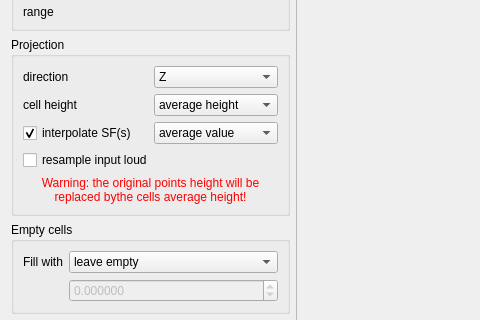
Old version of the form qCC/ui_templates/rasterizeDlg.ui in the repository CloudCompare/CloudCompare; both pictures show x 0 to 480 and y 221 to 541 of the 1000 by 812 pixel window.
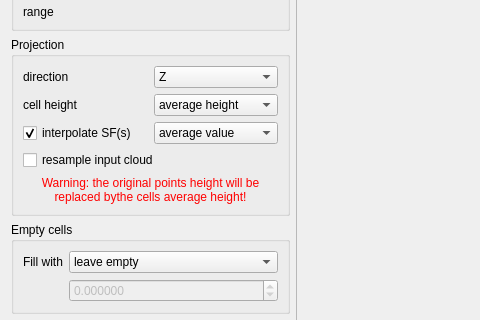
New version of the form.

```diff
--- a/qCC/ui_templates/rasterizeDlg.ui
+++ b/qCC/ui_templates/rasterizeDlg.ui
@@ -318,7 +318,7 @@
             <string>Use the nearest point of the input cloud in each cell instead of the cell center</string>
            </property>
            <property name="text">
-            <string>resample input loud</string>
+            <string>resample input cloud</string>
            </property>
            <property name="checked">
             <bool>false</bool>
```
Left out of the diff: 33 changed lines with no effect on the pictures.
